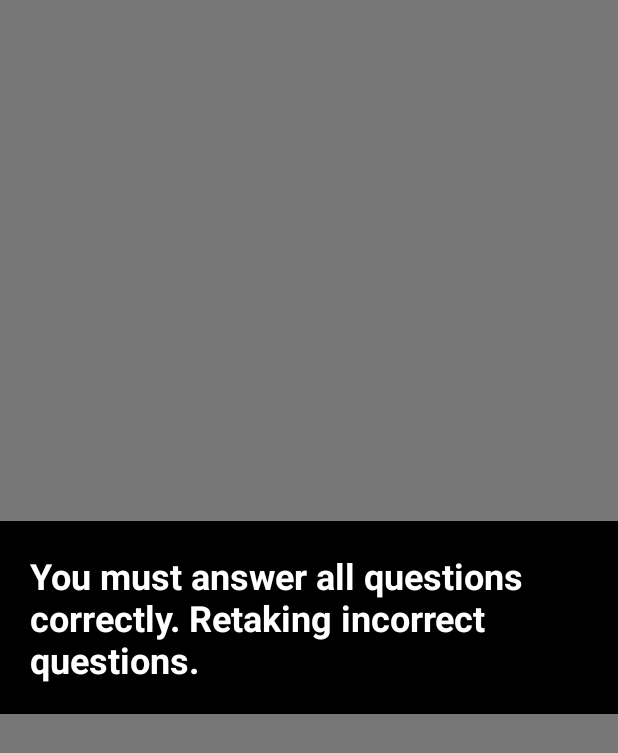
After one commit to jasminepopa3/Buggy-Alarm, an Android app: the layout dialog_retry.xml on its own in the app's theme, with its tools: preview values and no code run, on a phone screen of 412 x 824 dp. The commit adds this screen. Shown: the top 753 px of the screen. Run offline under Robolectric (Android 15) with nearby library versions, the phone set to English and light mode, and no system bars.

Commit message:
implementation of: keep retaking the quiz until you get it right (only the incorrect answers)

```diff
--- /dev/null
+++ b/app/src/main/res/drawable/dialog_background.xml
@@ -0,0 +1,5 @@
+<?xml version="1.0" encoding="utf-8"?>
+<shape xmlns:android="http://schemas.android.com/apk/res/android">
+    <solid android:color="@android:color/black"/>
+    <padding android:left="16dp" android:top="16dp" android:right="16dp" android:bottom="16dp"/>
+</shape>
--- /dev/null
+++ b/app/src/main/res/layout/dialog_retry.xml
@@ -0,0 +1,25 @@
+<?xml version="1.0" encoding="utf-8"?>
+<RelativeLayout xmlns:android="http://schemas.android.com/apk/res/android"
+    android:layout_width="match_parent"
+    android:layout_height="match_parent"
+    android:background="@android:color/transparent">
+
+    <RelativeLayout
+        android:layout_width="match_parent"
+        android:layout_height="match_parent"
+        android:background="#88000000"> <!-- Background semi-transparent -->
+
+        <TextView
+            android:id="@+id/retry_message"
+            android:layout_width="wrap_content"
+            android:layout_height="wrap_content"
+            android:layout_centerInParent="true"
+            android:padding="20dp"
+            android:text="You must answer all questions correctly. Retaking incorrect questions."
+            android:textColor="@android:color/white"
+            android:textSize="24sp"
+            android:textStyle="bold"
+            android:background="@drawable/dialog_background"/> <!-- Background with rounded corners -->
+    </RelativeLayout>
+
+</RelativeLayout>
```
Also changed, not shown: app/src/main/java/com/example/buggyalarm/QuizActivity.java (+44 -5 lines).
